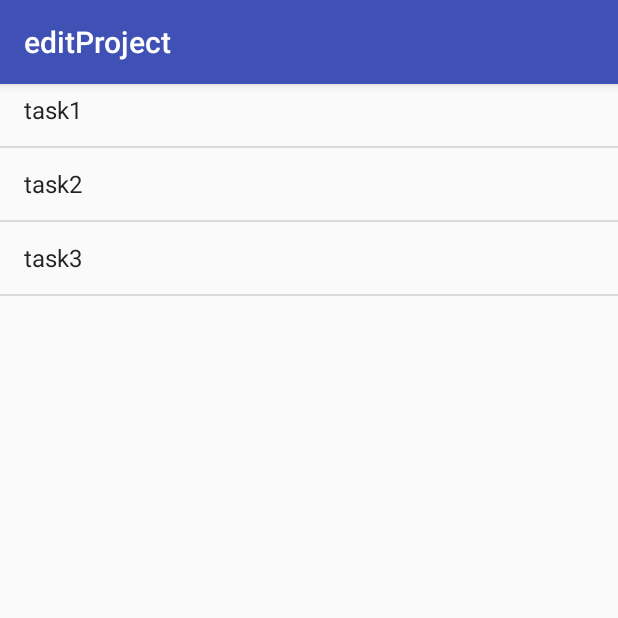
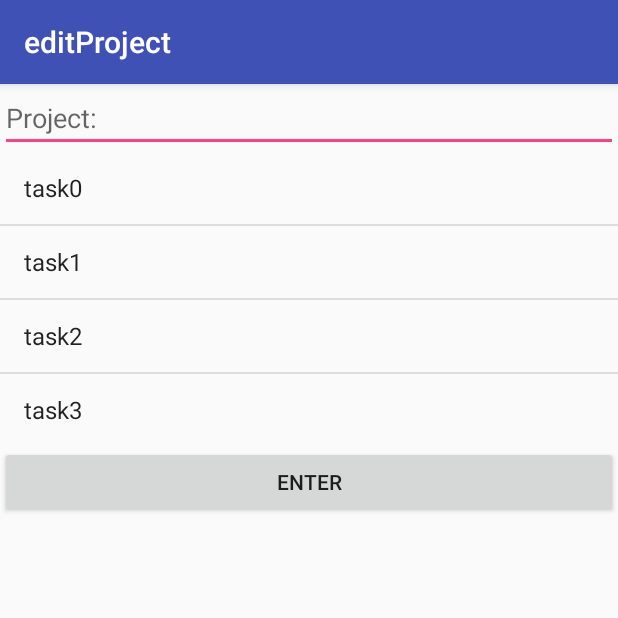
Before and after one commit to sravnyag/TimeLords, an Android app: the editProject screen opened directly, with no data from a screen before it, on a phone screen of 412 x 824 dp, the top half of it. Run offline under Robolectric (Android 15) with nearby library versions, the phone set to English and light mode, and no system bars.

Commit message:
task and project instances created when ENTER button is pushed on the associated pages

```diff
--- a/TaskPlanner/app/src/main/java/com/example/bhouts/taskplanner/Project.java
+++ b/TaskPlanner/app/src/main/java/com/example/bhouts/taskplanner/Project.java
@@ -4,8 +4,8 @@ package com.example.bhouts.taskplanner;
  * Created by bhouts on 7/10/2016.
  */
 public class Project {
-    public Project(String ThisName){
-        Task MyName = new Task(ThisName,"",""); //cast String as Task so can add to te global projectlist "All"
+    public Project(String projectName){
+        Task MyName = new Task(projectName,"",""); //cast String as Task so can add to te global projectlist "All"
         Gbl.All.TaskList.add(MyName);
     }
 }
--- a/TaskPlanner/app/src/main/java/com/example/bhouts/taskplanner/editProject.java
+++ b/TaskPlanner/app/src/main/java/com/example/bhouts/taskplanner/editProject.java
@@ -8,11 +8,15 @@ import android.support.v7.app.AppCompatActivity;
 import android.support.v7.widget.Toolbar;
 import android.view.View;
 import android.widget.ArrayAdapter;
+import android.widget.Button;
+import android.widget.EditText;
 import android.widget.ListAdapter;
 import android.widget.ListView;
 
 public class editProject extends  AppCompatActivity {
 
+    View.OnClickListener listen_project = null;
+    Button project_enter;
 
     @Override
     protected void onCreate(Bundle savedInstanceState) {
@@ -29,6 +33,22 @@ public class editProject extends  AppCompatActivity {
 
         list_of_tasks.setAdapter(myAdapter);
 
+
+        project_enter = (Button) findViewById(R.id.project_enter);
+
+        //when task_done button pushed, creates new Task instance
+        listen_project = new View.OnClickListener(){
+            @Override
+            public void onClick(View v) {
+
+                final EditText projectName =  (EditText) findViewById(R.id.projectName);
+                String projectName1 = projectName.getText().toString();
+
+                Project newProject = new Project(projectName1);
+            }
+        };
+        project_enter.setOnClickListener(listen_project);
+
     }
 
 }
--- a/TaskPlanner/app/src/main/res/layout/activity_edit_project.xml
+++ b/TaskPlanner/app/src/main/res/layout/activity_edit_project.xml
@@ -7,27 +7,6 @@
     android:fitsSystemWindows="true"
     tools:context="com.example.bhouts.taskplanner.editProject">
 
-    <android.support.design.widget.AppBarLayout
-        android:layout_width="match_parent"
-        android:layout_height="wrap_content"
-        android:theme="@style/AppTheme.AppBarOverlay">
-
-        <android.support.v7.widget.Toolbar
-            android:id="@+id/toolbar"
-            android:layout_width="match_parent"
-            android:layout_height="?attr/actionBarSize"
-            android:background="?attr/colorPrimary"
-            app:popupTheme="@style/AppTheme.PopupOverlay" />
-
-    </android.support.design.widget.AppBarLayout>
-
     <include layout="@layout/content_edit_project" />
 
-
-    <ListView
-        android:layout_width="match_parent"
-        android:layout_height="match_parent"
-        android:id="@+id/project_task_list" />
-
-
 </android.support.design.widget.CoordinatorLayout>
--- a/TaskPlanner/app/src/main/res/layout/content_edit_project.xml
+++ b/TaskPlanner/app/src/main/res/layout/content_edit_project.xml
@@ -7,6 +7,43 @@
     android:orientation="vertical"
     tools:context="com.example.bhouts.taskplanner.editProject">
 
+    <android.support.design.widget.AppBarLayout
+        android:layout_width="match_parent"
+        android:layout_height="wrap_content"
+        android:theme="@style/AppTheme.AppBarOverlay">
+
+        <android.support.v7.widget.Toolbar
+            android:id="@+id/toolbar"
+            android:layout_width="match_parent"
+            android:layout_height="?attr/actionBarSize"
+            android:layout_above="@+id/projectName"
+            android:background="?attr/colorPrimary"
+            app:popupTheme="@style/AppTheme.PopupOverlay" />
+
+    </android.support.design.widget.AppBarLayout>
+
+    <EditText
+        android:id="@+id/projectName"
+        android:layout_width="match_parent"
+        android:layout_height="wrap_content"
+        android:layout_above="@+id/project_task_list"
+        android:layout_below="@+id/toolbar"
+        android:hint="@string/ProjectName_hint"
+        android:inputType="text"/>
+
+    <ListView
+        android:id="@+id/project_task_list"
+        android:layout_width="wrap_content"
+        android:layout_height="wrap_content"
+        android:layout_below="@+id/projectName"
+        android:layout_above="@+id/project_donet"/>
+
+    <Button
+        android:id="@+id/project_enter"
+        android:layout_width="match_parent"
+        android:layout_height="wrap_content"
+        android:text="ENTER"
+        android:layout_below="@+id/project_task_list" />
 
 
 </LinearLayout>
--- a/TaskPlanner/app/src/main/res/values/strings.xml
+++ b/TaskPlanner/app/src/main/res/values/strings.xml
@@ -7,6 +7,7 @@
     <string name="notes_hint">Notes:</string>
     <string name="due_hint">Due Date:</string>
     <string name="title_activity_edit_project">editProject</string>
+    <string name="title_activity_show_project">show_project</string>
 
 
 </resources>
```
Also changed, not shown: TaskPlanner/app/src/main/AndroidManifest.xml (+9 -0 lines), TaskPlanner/app/src/main/java/com/example/bhouts/taskplanner/HomeScreen.java (+0 -12 lines), TaskPlanner/app/src/main/java/com/example/bhouts/taskplanner/ditTask.java (+25 -0 lines), TaskPlanner/app/src/main/res/drawable/top_menu.xml (added, +9 -0 lines), TaskPlanner/app/src/main/res/layout/activity_home_screen.xml (+0 -13 lines), TaskPlanner/app/src/main/res/layout/content_dit_task.xml (+11 -1 lines), TaskPlanner/app/src/main/res/layout/content_home_screen.xml (+9 -13 lines).
